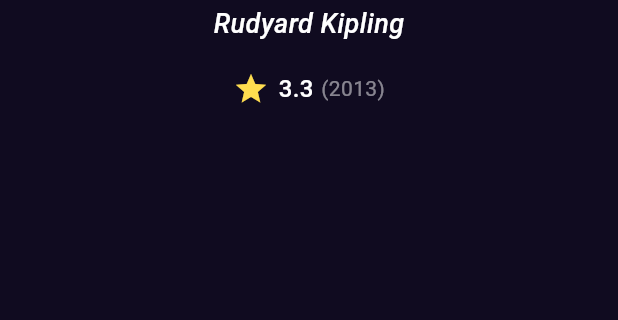
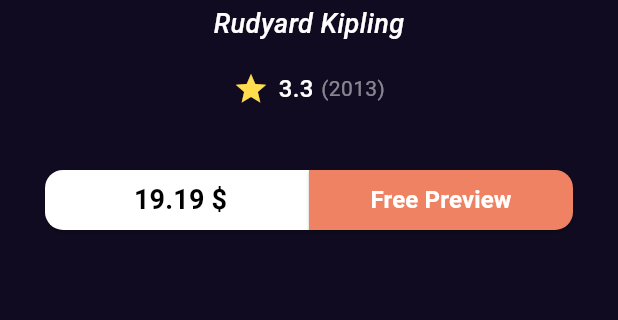
Before and after one commit to MahmoudRoby/book, a Flutter app: the BookDetailView screen opened directly, on a phone screen of 412 x 824 dp, the part 607-927 px from its top. Run offline on Flutter 3.47's test engine with Material 3 defaults, Android fonts, the phone set to English and light mode, and no system bars; our stand-ins replace go_router; Roboto replaces fonts that are missing (GT Sectra Fine).

Commit message:
add action book button

```diff
--- a/lib/core/utils/style.dart
+++ b/lib/core/utils/style.dart
@@ -1,7 +1,7 @@
 import 'package:flutter/material.dart';
 
 import 'package:bookly/constants.dart';
-import 'package:flutter/cupertino.dart';
+
 
 abstract class Styles {
   static const textStyle18 = TextStyle(
--- /dev/null
+++ b/lib/feature/home/presentation/views/widgets/book_action.dart
@@ -0,0 +1,33 @@
+
+
+
+import 'package:bookly/feature/home/presentation/views/widgets/custom_button.dart';
+import 'package:flutter/material.dart';
+
+class BooksAction extends StatelessWidget {
+  const BooksAction({super.key});
+
+  @override
+  Widget build(BuildContext context) {
+    // ignore: prefer_const_constructors
+    return Row(
+      children: const [
+        CustomButton(
+          backgroundColor: Colors.white,
+          text: ' 19.19 \$',
+          textColor: Colors.black,
+          borderRadius: BorderRadius.only(
+              bottomLeft: Radius.circular(12), topLeft: Radius.circular(12)),
+        ),
+        CustomButton(
+          backgroundColor: Color(0xffEF8262),
+          text: 'Free Preview',
+          textColor: Colors.white,
+          fontSize: 16,
+          borderRadius: BorderRadius.only(
+              bottomRight: Radius.circular(12), topRight: Radius.circular(12)),
+        )
+      ],
+    );
+  }
+}
--- a/lib/feature/home/presentation/views/widgets/book_detail_body.dart
+++ b/lib/feature/home/presentation/views/widgets/book_detail_body.dart
@@ -1,4 +1,5 @@
 import 'package:bookly/core/utils/style.dart';
+import 'package:bookly/feature/home/presentation/views/widgets/book_action.dart';
 import 'package:bookly/feature/home/presentation/views/widgets/book_rating.dart';
 import 'package:bookly/feature/home/presentation/views/widgets/custom_book_detail_app_bar.dart';
 import 'package:bookly/feature/home/presentation/views/widgets/custom_list_view_item.dart';
@@ -38,6 +39,10 @@ class BookDetailBody extends StatelessWidget {
             const BookRating(
               mainAxisAlignment: MainAxisAlignment.center,
             ),
+            const SizedBox(
+              height: 38,
+            ),
+            const BooksAction()
           ],
         ),
       ),
--- a/lib/feature/home/presentation/views/widgets/book_rating.dart
+++ b/lib/feature/home/presentation/views/widgets/book_rating.dart
@@ -28,7 +28,9 @@ class BookRating extends StatelessWidget {
         Opacity(
           opacity: .5,
           child: Text('(2013)', style: Styles.textStyle14),
-        )
+        ),
+
+
       ],
     );
   }
--- /dev/null
+++ b/lib/feature/home/presentation/views/widgets/custom_button.dart
@@ -0,0 +1,46 @@
+
+import 'package:flutter/material.dart';
+
+import '../../../../../core/utils/style.dart';
+
+class CustomButton extends StatelessWidget {
+  const CustomButton(
+      {super.key,
+      required this.textColor,
+      required this.backgroundColor,
+      required this.text,
+      this.borderRadius, this.fontSize});
+  /* انا عملت ويدجت يمكن اغير بعد خصائصها
+  وحددت الخصائص دى كمتغيرات وضفتها فى الكونستركتور
+  وعدلت عليها وخليتها تاخد قيم المتغيرات زى التكست تحت كده
+  */
+  final Color textColor;
+  final Color backgroundColor;
+  final String text;
+  final double? fontSize;
+  final BorderRadius? borderRadius;
+  @override
+  Widget build(BuildContext context) {
+    return Expanded(
+      child: ElevatedButton(
+          onPressed: () {},
+          style: TextButton.styleFrom(
+            shape: RoundedRectangleBorder(
+              // هنا بقى قولتله لو لم يعطيك قيمة خد انت قيمة 16
+              borderRadius: borderRadius ??
+                  const BorderRadius.only(
+                    bottomLeft: Radius.circular(16),
+                    topLeft: Radius.circular(16),
+                  ),
+            ),
+            // هنا كمان متغير
+            backgroundColor: backgroundColor,
+          ),
+          child: Text(
+            //هنا اهو المتغير
+            text,
+            style: Styles.textStyle18.copyWith(color: textColor,fontSize: fontSize),
+          )),
+    );
+  }
+}
```
